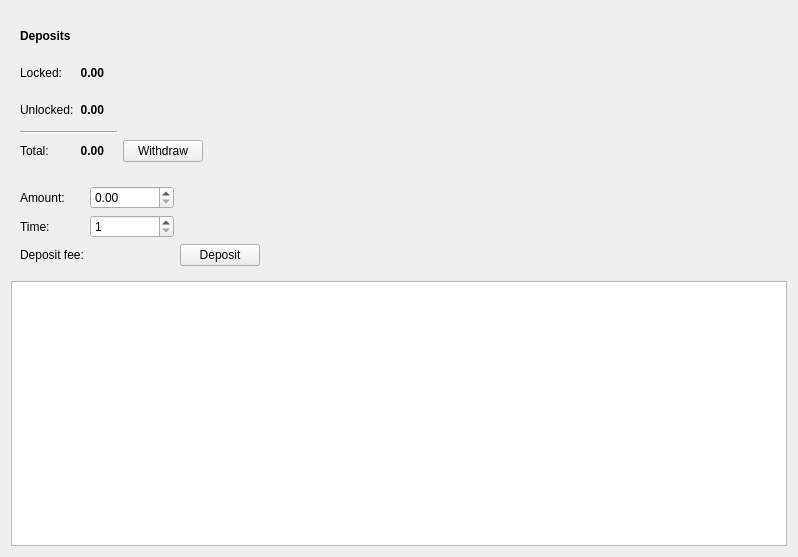
The window that src/gui/ui/depositsframe.ui (Mythicaler/digitalkabwallet) describes before a commit, drawn with Qt 5.
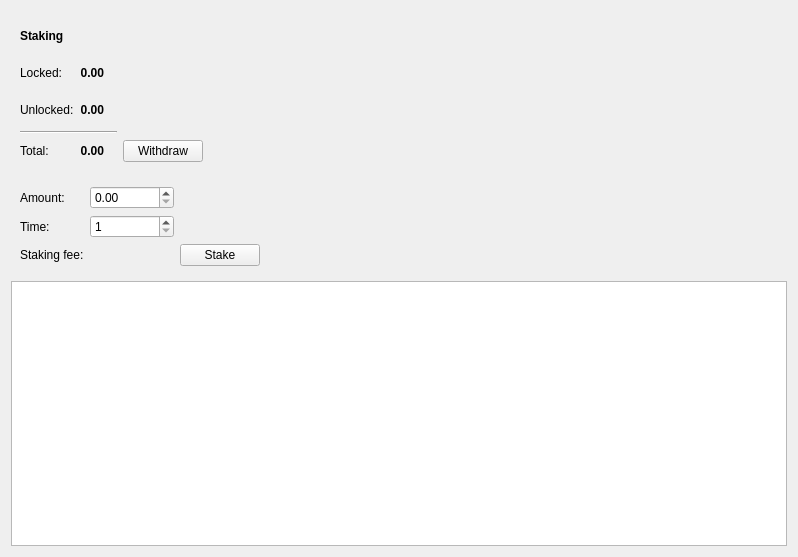
The same window after the commit.

Commit message: Prepare wallet for staking

```diff
--- a/src/gui/ui/depositsframe.ui
+++ b/src/gui/ui/depositsframe.ui
@@ -50,7 +50,7 @@
          </font>
         </property>
         <property name="text">
-         <string>Deposits</string>
+         <string>Staking</string>
         </property>
        </widget>
       </item>
@@ -244,14 +244,14 @@
       <item row="2" column="2" alignment="Qt::AlignLeft">
        <widget class="QPushButton" name="m_depositButton">
         <property name="text">
-         <string>Deposit</string>
+         <string>Stake</string>
         </property>
        </widget>
       </item>
       <item row="2" column="0">
        <widget class="QLabel" name="m_feeTextLabel">
         <property name="text">
-         <string>Deposit fee:</string>
+         <string>Staking fee:</string>
         </property>
        </widget>
       </item>
```
The commit also changes 3 other files.
